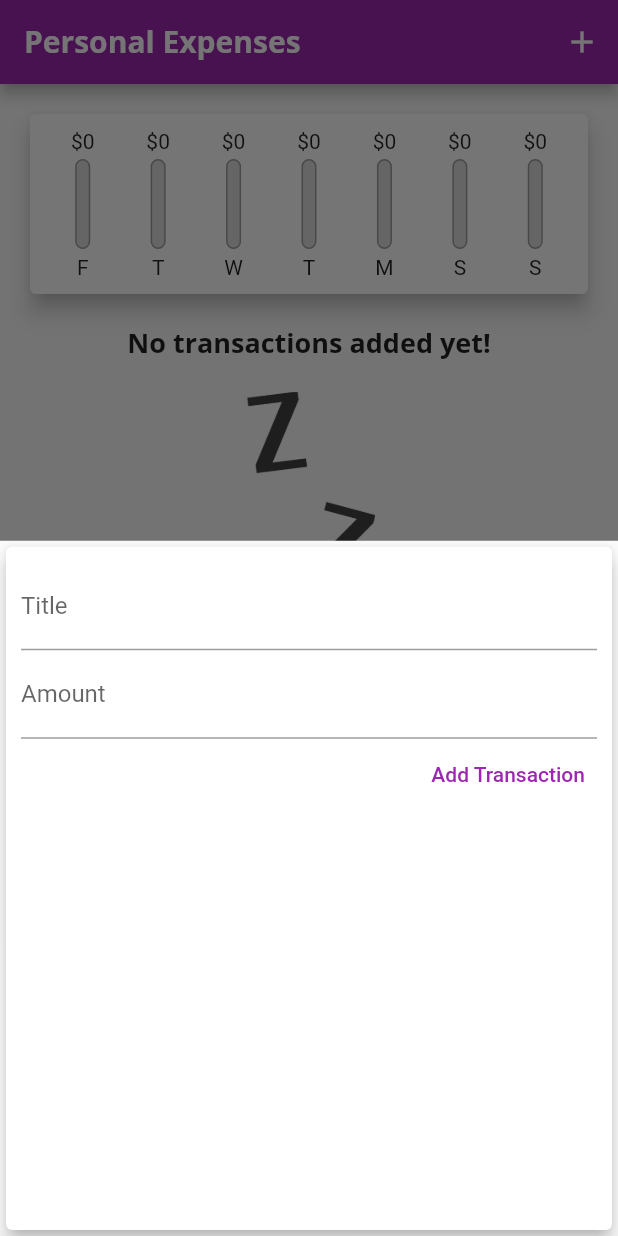
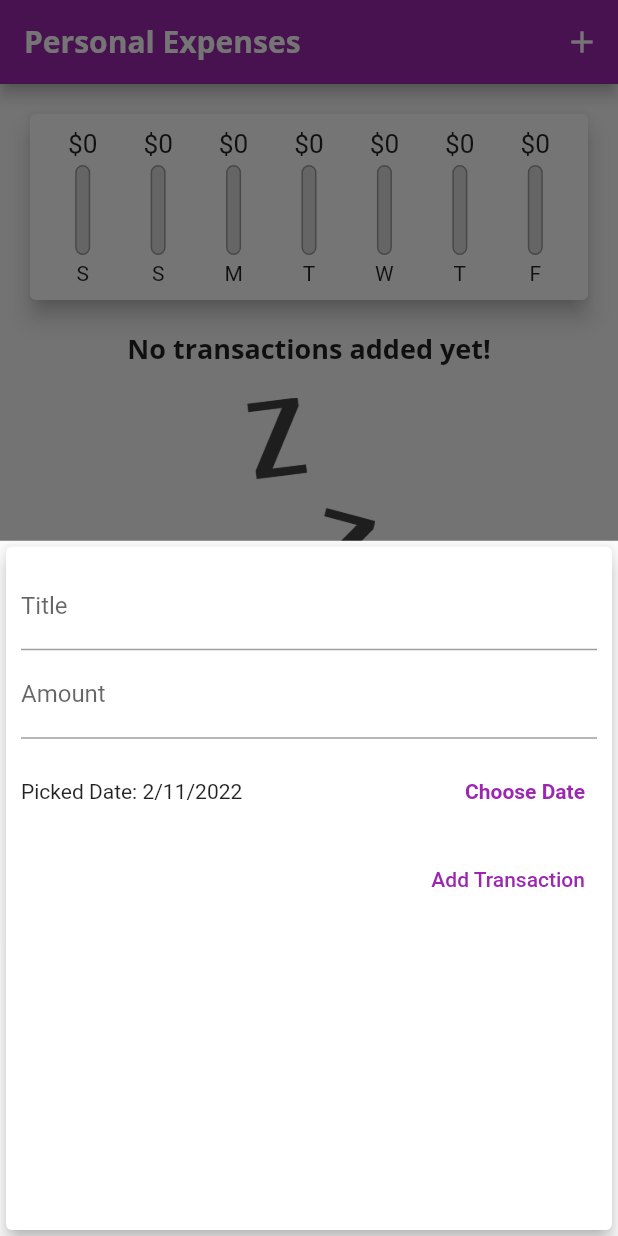
Before and after one commit to adriandallegrave/flutter, a Flutter app: the screen it shows after launch, after a tap on the "add" icon, on a phone screen of 412 x 824 dp. Run offline on Flutter 3.47's test engine with Material 2 defaults, Android fonts, the phone set to English and light mode, and no system bars.

Commit message:
expenses17 - date input and picker

```diff
--- a/personal_expenses_app/lib/main.dart
+++ b/personal_expenses_app/lib/main.dart
@@ -29,8 +29,11 @@ class MyApp extends StatelessWidget {
               fontSize: 20,
               fontWeight: FontWeight.bold),
         ),
-        colorScheme: ColorScheme.fromSwatch(primarySwatch: Colors.purple)
-            .copyWith(secondary: Colors.amber),
+        colorScheme:
+            ColorScheme.fromSwatch(primarySwatch: Colors.purple).copyWith(
+          secondary: Colors.amber,
+          onSecondary: const Color.fromRGBO(0, 0, 0, 1),
+        ),
       ),
       home: const MyHomePage(),
     );
@@ -70,12 +73,13 @@ class _MyHomePageState extends State<MyHomePage> {
     }).toList();
   }
 
-  void _addNewTransaction(String txTitle, double txAmount) {
+  void _addNewTransaction(
+      String txTitle, double txAmount, DateTime chosenDate) {
     final newTx = Transaction(
       id: DateTime.now().toString(),
       title: txTitle,
       amount: txAmount,
-      date: DateTime.now(),
+      date: chosenDate,
     );
 
     setState(() {
--- a/personal_expenses_app/lib/widgets/chart.dart
+++ b/personal_expenses_app/lib/widgets/chart.dart
@@ -27,7 +27,7 @@ class Chart extends StatelessWidget {
         'day': DateFormat.E().format(weekDay).substring(0, 1),
         'amount': totalSum,
       };
-    });
+    }).reversed.toList();
   }
 
   double get totalSpending {
--- a/personal_expenses_app/lib/widgets/chart_bar.dart
+++ b/personal_expenses_app/lib/widgets/chart_bar.dart
@@ -13,8 +13,11 @@ class ChartBar extends StatelessWidget {
   Widget build(BuildContext context) {
     return Column(
       children: <Widget>[
-        FittedBox(
-          child: Text('\$${spendingAmount.toStringAsFixed(0)}'),
+        SizedBox(
+          height: 20,
+          child: FittedBox(
+            child: Text('\$${spendingAmount.toStringAsFixed(0)}'),
+          ),
         ),
         const SizedBox(
           height: 4,
--- a/personal_expenses_app/lib/widgets/new_transaction.dart
+++ b/personal_expenses_app/lib/widgets/new_transaction.dart
@@ -1,4 +1,6 @@
+import 'package:flutter/foundation.dart';
 import 'package:flutter/material.dart';
+import 'package:intl/intl.dart';
 
 class NewTransaction extends StatefulWidget {
   const NewTransaction(this.addTx, {Key? key}) : super(key: key);
@@ -10,20 +12,47 @@ class NewTransaction extends StatefulWidget {
 }
 
 class _NewTransactionState extends State<NewTransaction> {
-  final titleController = TextEditingController();
+  final _titleController = TextEditingController();
+  final _amountController = TextEditingController();
+  late DateTime _selectedDate = DateTime.now();
 
-  final amountController = TextEditingController();
+  void _submitData() {
+    if (_amountController.text.isEmpty) {
+      return;
+    }
 
-  void submitData() {
-    final enteredTitle = titleController.text;
-    final enteredAmount = double.parse(amountController.text);
+    final enteredTitle = _titleController.text;
+    final enteredAmount = double.parse(_amountController.text);
 
     if (enteredTitle.isEmpty || enteredAmount <= 0) {
       return;
     }
 
-    widget.addTx(enteredTitle, enteredAmount);
+    widget.addTx(
+      enteredTitle,
+      enteredAmount,
+      _selectedDate,
+    );
     Navigator.of(context).pop();
+  }
+
+  void _presentDatePicker() {
+    showDatePicker(
+      context: context,
+      initialDate: DateTime.now(),
+      firstDate: DateTime(2019),
+      lastDate: DateTime.now(),
+    ).then((pickedDate) {
+      if (pickedDate == null) {
+        return;
+      }
+      setState(() {
+        _selectedDate = pickedDate;
+      });
+    });
+    if (kDebugMode) {
+      print('...');
+    }
   }
 
   @override
@@ -37,27 +66,46 @@ class _NewTransactionState extends State<NewTransaction> {
           children: <Widget>[
             TextField(
               decoration: const InputDecoration(labelText: 'Title'),
-              controller: titleController,
-              onSubmitted: (_) => submitData(),
+              controller: _titleController,
+              onSubmitted: (_) => _submitData(),
             ),
             TextField(
               decoration: const InputDecoration(labelText: 'Amount'),
-              controller: amountController,
+              controller: _amountController,
               keyboardType: TextInputType.number,
-              onSubmitted: (_) => submitData(),
+              onSubmitted: (_) => _submitData(),
+            ),
+            SizedBox(
+              height: 70,
+              child: Row(
+                children: <Widget>[
+                  Expanded(
+                    child: Text(
+                      'Picked Date: ${DateFormat.yMd().format(_selectedDate)}',
+                    ),
+                  ),
+                  TextButton(
+                    style: ButtonStyle(
+                      foregroundColor: MaterialStateProperty.all(Colors.purple),
+                    ),
+                    child: const Text(
+                      'Choose Date',
+                      style: TextStyle(
+                        fontWeight: FontWeight.bold,
+                      ),
+                    ),
+                    onPressed: _presentDatePicker,
+                  ),
+                ],
+              ),
             ),
             TextButton(
               child: const Text('Add Transaction'),
               style: ButtonStyle(
                 foregroundColor: MaterialStateProperty.all(Colors.purple),
               ),
-              onPressed: () {
-                widget.addTx(
-                  titleController.text,
-                  double.parse(amountController.text),
-                );
-              },
-            )
+              onPressed: _submitData,
+            ),
           ],
         ),
       ),
```
